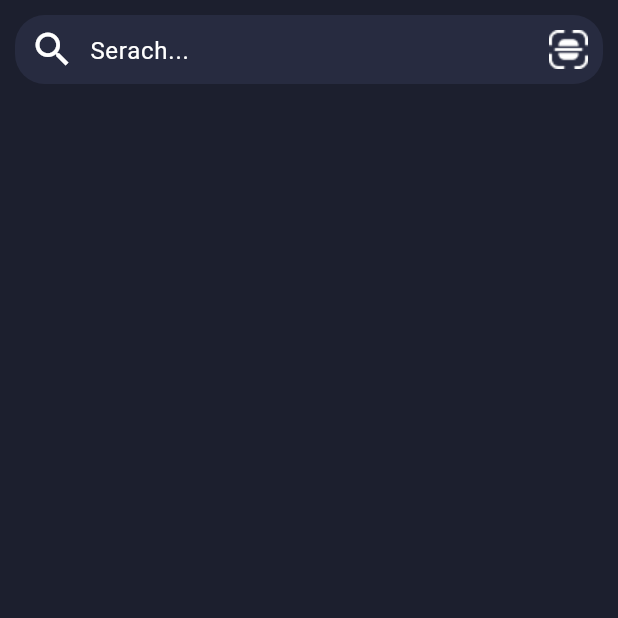
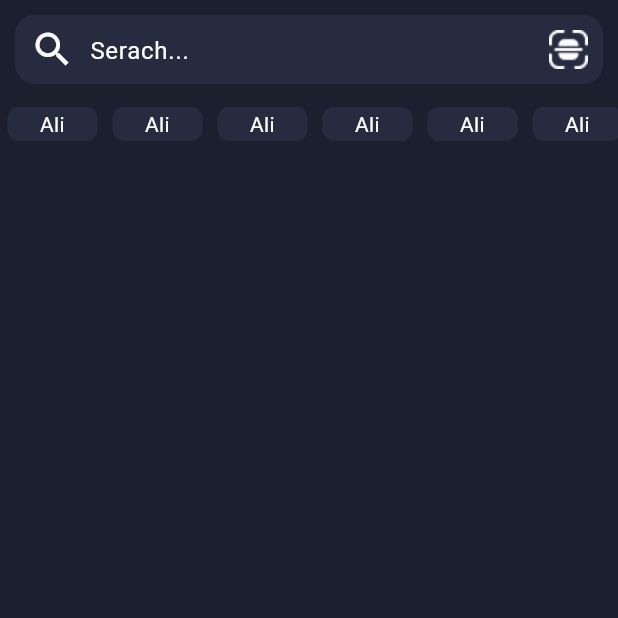
Before and after one commit to mahdiramezanii/instagram-app-flutter, a Flutter app: the ExploreScrean screen opened directly, on a phone screen of 412 x 824 dp, the top half of it. Run offline on Flutter 3.47's test engine with Material 3 defaults, Android fonts, the phone set to English and light mode, and no system bars; our stand-ins replace hexcolor.

Commit message:
add hashtag to explore pgae

```diff
--- a/lib/screan/explore.dart
+++ b/lib/screan/explore.dart
@@ -15,7 +15,7 @@ class ExploreScrean extends StatelessWidget {
               height: 46,
               decoration: BoxDecoration(
                   color: Color.fromRGBO(39, 43, 64, 1),
-                  borderRadius: BorderRadius.circular(20)),
+                  borderRadius: BorderRadius.circular(13)),
               child: Row(
                 children: [
                   SizedBox(
@@ -42,9 +42,36 @@ class ExploreScrean extends StatelessWidget {
                   Image.asset("assets/images/scan.png"),
                   SizedBox(
                     width: 10,
-                  )
+                  ),
                 ],
               ),
+            ),
+            Container(
+              margin: EdgeInsets.symmetric(vertical: 5),
+              height: 23,
+              width: 60,
+              child: ListView.builder(
+                  scrollDirection: Axis.horizontal,
+                  itemBuilder: (BuildContext context, int index) {
+                    return Container(
+                      height: 23,
+                      width: 60,
+                      margin: EdgeInsets.symmetric(horizontal: 5),
+                      decoration: BoxDecoration(
+                        borderRadius: BorderRadius.circular(8),
+                        color: Color.fromRGBO(39, 43, 64, 1),
+                      ),
+                      child: Center(
+                          child: Padding(
+                        padding: const EdgeInsets.all(2),
+                        child: Text(
+                          "Ali",
+                          textAlign: TextAlign.center,
+                          style: TextStyle(color: Colors.white),
+                        ),
+                      )),
+                    );
+                  }),
             )
           ],
         ),
```
